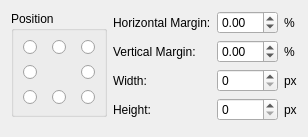
Old version of the form libs/guicore/image/imagesettingwidget.ui in the repository i-RIC/prepost-gui.
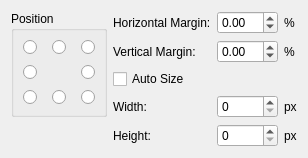
New version of the form.

Diff of the .ui file:
```diff
--- a/libs/guicore/image/imagesettingwidget.ui
+++ b/libs/guicore/image/imagesettingwidget.ui
@@ -7,7 +7,7 @@
     <x>0</x>
     <y>0</y>
     <width>288</width>
-    <height>131</height>
+    <height>148</height>
    </rect>
   </property>
   <property name="windowTitle">
@@ -151,42 +151,49 @@
          </property>
         </widget>
        </item>
-       <item row="2" column="0">
+       <item row="2" column="0" colspan="3">
+        <widget class="QCheckBox" name="autoSizeCheckBox">
+         <property name="text">
+          <string>Auto Size</string>
+         </property>
+        </widget>
+       </item>
+       <item row="3" column="0">
         <widget class="QLabel" name="widthLabel">
          <property name="text">
           <string>Width:</string>
          </property>
         </widget>
        </item>
-       <item row="2" column="1">
+       <item row="3" column="1">
         <widget class="QSpinBox" name="widthSpinBox">
          <property name="maximum">
           <number>9999</number>
          </property>
         </widget>
        </item>
-       <item row="2" column="2">
+       <item row="3" column="2">
         <widget class="QLabel" name="widthUnitLabel">
          <property name="text">
           <string>px</string>
          </property>
         </widget>
        </item>
-       <item row="3" column="0">
+       <item row="4" column="0">
         <widget class="QLabel" name="heightLabel">
          <property name="text">
           <string>Height:</string>
          </property>
         </widget>
        </item>
-       <item row="3" column="1">
+       <item row="4" column="1">
         <widget class="QSpinBox" name="heightSpinBox">
          <property name="maximum">
           <number>9999</number>
          </property>
         </widget>
        </item>
-       <item row="3" column="2">
+       <item row="4" column="2">
         <widget class="QLabel" name="heightUnitLabel">
          <property name="text">
           <string>px</string>
@@ -206,7 +213,7 @@
        <property name="sizeHint" stdset="0">
         <size>
          <width>20</width>
-         <height>5</height>
+         <height>0</height>
         </size>
        </property>
       </spacer>
```
Left out of the diff: 35 changed lines with no effect on the pictures.
